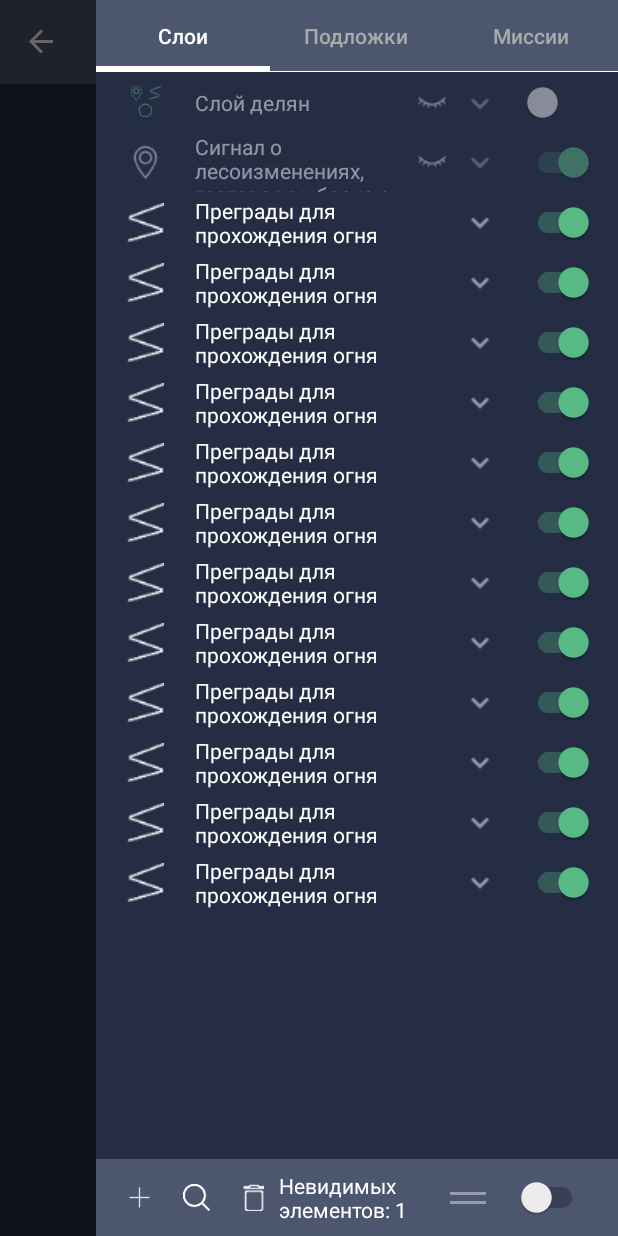
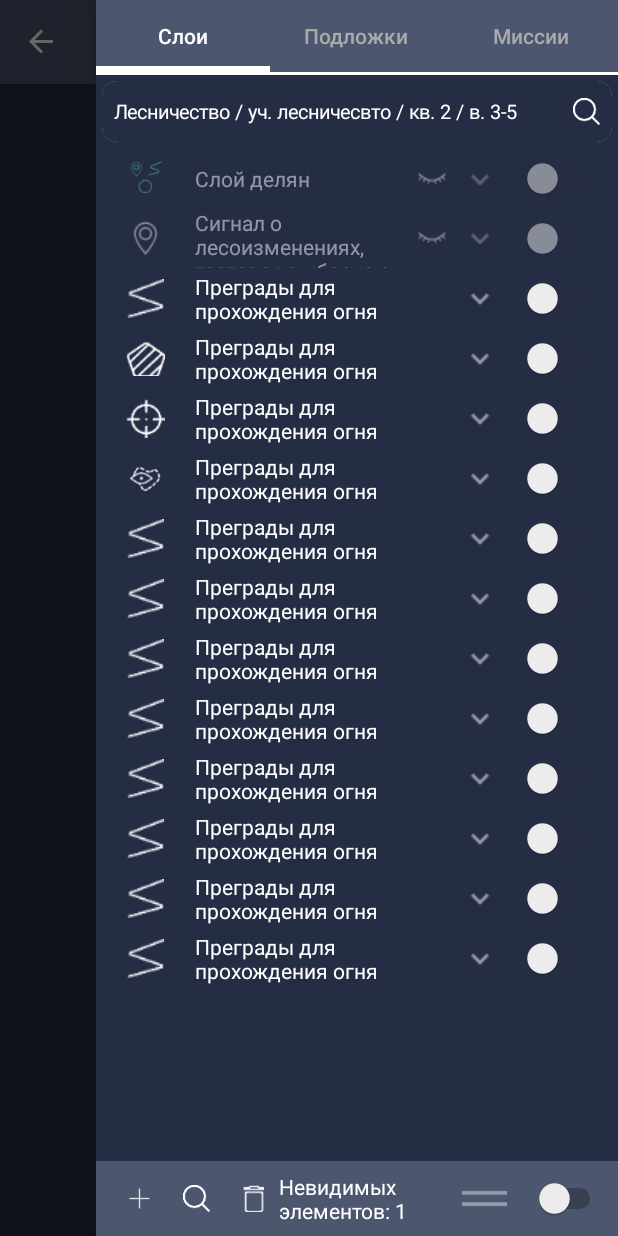
Before and after one commit to dachecker1/InfograceTask, an Android app: the screen it shows after launch (MainActivity), with the side drawer open, on a phone screen of 412 x 824 dp. Run offline under Robolectric (Android 15) with nearby library versions, the phone set to English and light mode, and no system bars; our stand-ins replace Room's generated code.

Commit message:
последние изменения.

```diff
--- a/app/src/main/java/com/vk/dachecker/infogracetask/SidePanelItemFactory.kt
+++ b/app/src/main/java/com/vk/dachecker/infogracetask/SidePanelItemFactory.kt
@@ -53,7 +53,7 @@
         ),
         SidePanelItem(
             id = 4,
-            imageId = R.drawable.ic_line_border,
+            imageId = R.drawable.ic_fill_polygon,
             title = context.getString(R.string.sloy_firewall),
             isDetailOpen = false,
             isActive = false,
@@ -68,7 +68,7 @@
         ),
         SidePanelItem(
             id = 5,
-            imageId = R.drawable.ic_line_border,
+            imageId = R.drawable.ic_center_to_gps,
             title = context.getString(R.string.sloy_firewall),
             isDetailOpen = false,
             isActive = false,
@@ -83,7 +83,7 @@
         ),
         SidePanelItem(
             id = 6,
-            imageId = R.drawable.ic_line_border,
+            imageId = R.drawable.ic_region_border,
             title = context.getString(R.string.sloy_firewall),
             isDetailOpen = false,
             isActive = false,
--- a/app/src/main/java/com/vk/dachecker/infogracetask/presentation/LayersFragment.kt
+++ b/app/src/main/java/com/vk/dachecker/infogracetask/presentation/LayersFragment.kt
@@ -102,6 +102,7 @@
             viewModel.dragListIsActive.observe(viewLifecycleOwner) {
                 adapter.isDraggable = it
                 adapter.notifyDataSetChanged()
+
             }
         }
 
--- a/app/src/main/java/com/vk/dachecker/infogracetask/presentation/SidePanelAdapter.kt
+++ b/app/src/main/java/com/vk/dachecker/infogracetask/presentation/SidePanelAdapter.kt
@@ -68,16 +68,6 @@
                 imArrow.setImageResource(R.drawable.ic_arrow_up)
             }
 
-            when (sidePanelItem.switcher) {
-                true -> {
-                    switcher.isChecked = true
-                    viewModel.changeCount(plusSwitcher)
-                }
-                false -> {
-                    switcher.isChecked = false
-                    viewModel.changeCount(minusSwitcher)
-                }
-            }
 
             when (isDraggable) {
                 true -> {
@@ -186,15 +176,12 @@
                     }
                 })
 
-                switcher.setOnClickListener {
+                switcher.setOnCheckedChangeListener { _, isChecked ->
                     listener.editItem(item,
                         SidePanelViewModel.ElementChange.IsSwitcherActive,
                         0)
-                    if (switcher.isChecked) { //выключаем
-                        viewModel.changeCount(minusSwitcher)
-                    } else { //включаем
-                        viewModel.changeCount(plusSwitcher)
-                    }
+
+                    viewModel.changeCount(isChecked)
                 }
             }
 
--- a/app/src/main/java/com/vk/dachecker/infogracetask/presentation/SidePanelViewModel.kt
+++ b/app/src/main/java/com/vk/dachecker/infogracetask/presentation/SidePanelViewModel.kt
@@ -32,6 +32,10 @@
     val dragListIsActive: LiveData<Boolean>
         get() = _dragListIsActive
 
+    private val _searchModeIsActive = MutableLiveData<Boolean>(false)
+    val searchModeIsActive: LiveData<Boolean>
+        get() = _searchModeIsActive
+
     private val _countSwitcher =
         MutableLiveData<Int>(0)  //счетчик, считает количество активированных переключателей
     val countSwitcher: LiveData<Int>
@@ -46,6 +50,10 @@
     private val _filteredItems = MutableLiveData<List<SidePanelItem>>()
     val filtered: LiveData<List<SidePanelItem>>
         get() = _filteredItems
+
+    fun searchMode() {
+        _searchModeIsActive.value = !_searchModeIsActive.value!!
+    }
 
     fun dragList() {
         _dragListIsActive.value = !_dragListIsActive.value!!
@@ -73,7 +81,7 @@
                 }
             }
             ElementChange.IsSwitcherActive -> {
-                val temp = item.copy(switcher = !item.switcher!!) // значение может быть null
+                val temp = item.copy(switcher = !item.switcher)
                 viewModelScope.launch {
                     editItemUseCase.editItem(temp)
                 }
@@ -91,17 +99,26 @@
     //метод изменения статуса переключателей
     fun changeSwitcherStatus() {
         _switcherManager.value = _switcherManager.value != true
+
+        getListItemUseCase.getItemList().value?.forEach {
+            editItem(
+                item = it,
+                change = ElementChange.IsSwitcherActive,
+                progress = 0
+            )
+        }
     }
 
-    fun changeCount(i: Int) {
-        _countSwitcher.value = _countSwitcher.value?.plus(i)
-        print("count viewModel switchers ${_countSwitcher.value}")
-        print("всего элементов ${counter.value}")
-        if (_countSwitcher.value == counter.value) {
-            _switcherManager.value = true
-        } else if (_countSwitcher.value == 0) {
-            _switcherManager.value = false
+    fun changeCount(isChecked: Boolean) {
+        val totalAmount = itemList.value!!.size
+
+        if (isChecked) {
+            _countSwitcher.value = _countSwitcher.value?.plus(1)
+        } else {
+            _countSwitcher.value = _countSwitcher.value?.plus(-1)
         }
+
+        _switcherManager.value = totalAmount == _countSwitcher.value
     }
 
     fun amountVisibleElements(first: Int, last: Int, firstVisible: Int, lastVisible: Int) {
--- a/app/src/main/res/layout/activity_main.xml
+++ b/app/src/main/res/layout/activity_main.xml
@@ -50,6 +50,7 @@
     <androidx.constraintlayout.widget.ConstraintLayout
         android:id="@+id/navigation_layout"
         android:layout_width="match_parent"
+        android:background="@color/background_main"
         android:layout_height="match_parent"
         android:layout_gravity="end">
 
@@ -76,10 +77,38 @@
             android:layout_height="2dp"
             android:background="@color/white"
             android:backgroundTint="@color/white"
+            app:layout_constraintBottom_toTopOf="@id/cvSearch"
+            app:layout_constraintEnd_toEndOf="parent"
+            app:layout_constraintStart_toStartOf="parent"
+            app:layout_constraintTop_toBottomOf="@+id/tab_layout" />
+
+        <androidx.cardview.widget.CardView
+            android:id="@+id/cvSearch"
+            android:layout_width="match_parent"
+            android:layout_height="wrap_content"
+            android:layout_margin="4dp"
+            app:cardCornerRadius="10dp"
+            app:cardElevation="2dp"
             app:layout_constraintBottom_toTopOf="@id/pager"
             app:layout_constraintEnd_toEndOf="parent"
             app:layout_constraintStart_toStartOf="parent"
-            app:layout_constraintTop_toBottomOf="@+id/tab_layout" />
+            app:layout_constraintTop_toBottomOf="@id/mainDivider"
+            app:strokeColor="@color/white"
+            app:strokeWidth="4dp">
+
+            <androidx.appcompat.widget.AppCompatEditText
+                android:id="@+id/edSearch"
+                android:layout_width="match_parent"
+                android:layout_height="match_parent"
+                android:background="@color/background_main"
+                android:drawableEnd="@drawable/btn_search"
+                android:drawablePadding="6dp"
+                android:hint="@string/edittext_hint"
+                android:padding="8dp"
+                android:textColor="@color/white"
+                android:textColorHint="@color/white" />
+
+        </androidx.cardview.widget.CardView>
 
         <androidx.viewpager2.widget.ViewPager2
             android:id="@+id/pager"
@@ -89,12 +118,12 @@
             app:layout_constraintBottom_toTopOf="@+id/constraintLayout"
             app:layout_constraintLeft_toLeftOf="parent"
             app:layout_constraintRight_toRightOf="parent"
-            app:layout_constraintTop_toBottomOf="@id/tab_layout" />
+            app:layout_constraintTop_toBottomOf="@id/cvSearch" />
 
         <androidx.constraintlayout.widget.ConstraintLayout
             android:id="@+id/constraintLayout"
             android:layout_width="match_parent"
-            android:layout_height="wrap_content"
+            android:layout_height="50dp"
             android:background="@color/dark_blue"
             app:layout_constraintBottom_toBottomOf="parent"
             app:layout_constraintEnd_toEndOf="parent"
@@ -114,11 +143,9 @@
 
             <ImageView
                 android:id="@+id/btn_search"
-                android:layout_width="18dp"
-                android:layout_height="18dp"
+                android:layout_width="wrap_content"
+                android:layout_height="wrap_content"
                 android:layout_marginStart="20dp"
-                android:layout_marginTop="12dp"
-                android:layout_marginBottom="12dp"
                 android:src="@drawable/btn_search"
                 app:layout_constraintBottom_toBottomOf="parent"
                 app:layout_constraintStart_toEndOf="@+id/btn_add"
@@ -155,13 +182,13 @@
 
             <ImageView
                 android:id="@+id/drag_list"
-                android:layout_width="wrap_content"
-                android:layout_height="wrap_content"
-                android:layout_marginTop="12dp"
-                android:layout_marginEnd="20dp"
-                android:layout_marginBottom="12dp"
+                android:layout_width="0dp"
+                android:layout_height="match_parent"
+                android:layout_marginEnd="8dp"
+                android:padding="10dp"
                 android:src="@drawable/ic_drag_list_item"
                 app:layout_constraintBottom_toBottomOf="parent"
+                app:layout_constraintDimensionRatio="H,1:1"
                 app:layout_constraintEnd_toStartOf="@+id/bottom_menu_switcher"
                 app:layout_constraintTop_toTopOf="parent" />
 
@@ -170,7 +197,7 @@
                 android:layout_width="wrap_content"
                 android:layout_height="wrap_content"
                 android:layout_marginTop="12dp"
-                android:layout_marginEnd="20dp"
+                android:layout_marginEnd="8dp"
                 android:layout_marginBottom="12dp"
                 app:layout_constraintBottom_toBottomOf="parent"
                 app:layout_constraintEnd_toEndOf="parent"
--- a/app/src/main/res/layout/tool_position.xml
+++ b/app/src/main/res/layout/tool_position.xml
@@ -113,8 +113,11 @@
                 android:layout_height="wrap_content"
                 android:layout_marginStart="30dp"
                 android:layout_marginTop="3dp"
+                android:layout_marginEnd="8dp"
                 android:text="@string/sloy_transparency"
                 android:textColor="@color/white"
+                app:layout_constraintEnd_toStartOf="@+id/tvSynchronization"
+                app:layout_constraintHorizontal_bias="0.0"
                 app:layout_constraintStart_toStartOf="parent"
                 app:layout_constraintTop_toTopOf="parent" />
 
--- a/app/src/main/res/values/strings.xml
+++ b/app/src/main/res/values/strings.xml
@@ -27,4 +27,6 @@
     <string name="open">open</string>
     <string name="close">close</string>
 
+    <string name="edittext_hint"><font size="13">Лесничество / уч. лесничесвто / кв. 2 / в. 3-5</font></string>
+
 </resources>
```
Also changed, not shown: app/src/main/java/com/vk/dachecker/infogracetask/presentation/MainActivity.kt (+39 -5 lines), app/src/main/res/drawable/btn_active_search.png (added).
